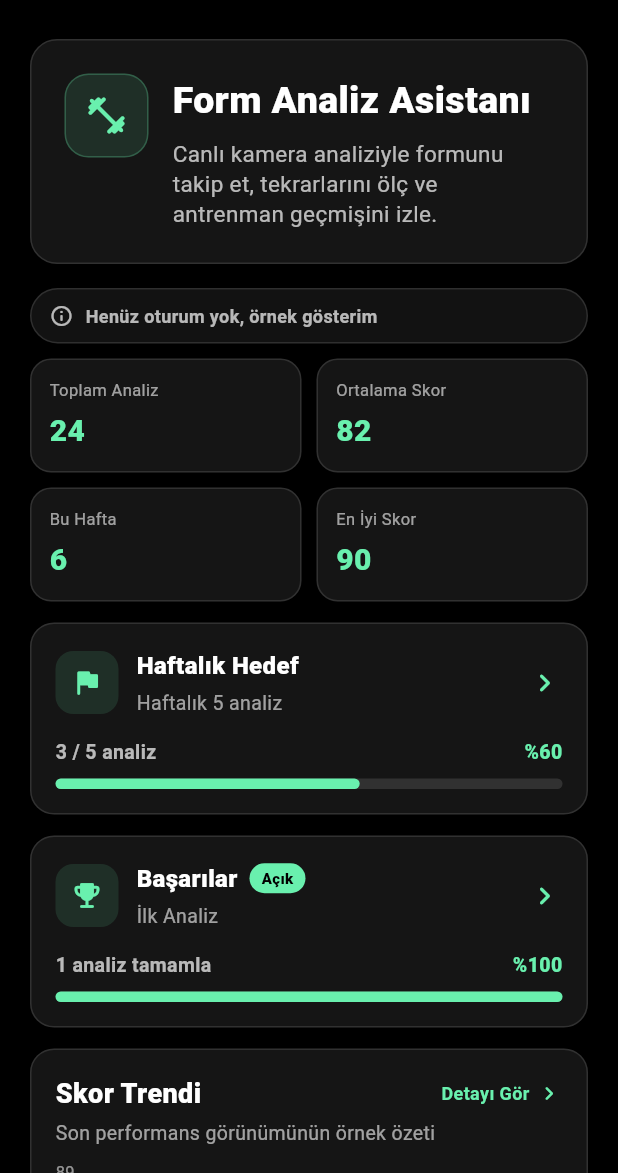
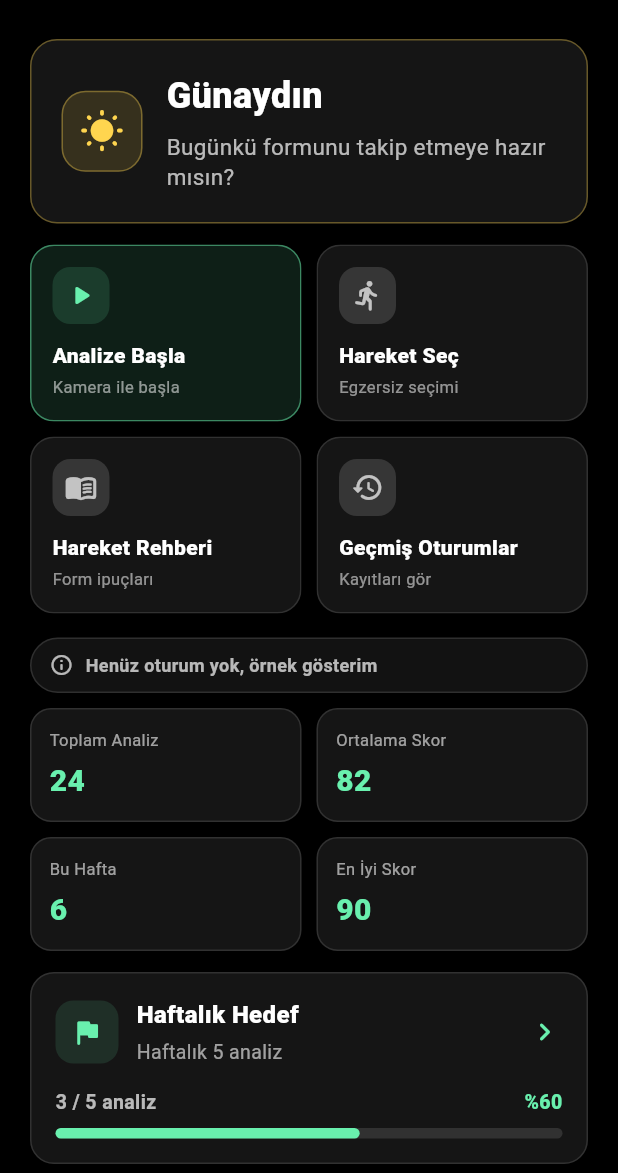
Before and after one commit to bkrbzdgn40/pea, a Flutter app: the screen it shows after launch, after a tap on "Tekrar Dene", on a phone screen of 412 x 824 dp, the part 63-1236 px from its top. Run offline on Flutter 3.47's test engine with Material 3 defaults, Android fonts, the phone set to English and light mode, and no system bars; drawn by our look-alikes of fl_chart; our stand-ins replace camera, cloud_firestore, firebase_auth, firebase_core, flutter_riverpod, permission_handler and 1 more; missing offline and left inert: google_mlkit_pose_detection; accounts and stored records are empty; network calls fail.

Commit message:
feat: replace _HomeHeroCard with _HomeGreetingCard and implement action grid for navigation

```diff
--- a/lib/features/workout_analysis/presentation/screens/home_screen.dart
+++ b/lib/features/workout_analysis/presentation/screens/home_screen.dart
@@ -65,7 +65,38 @@ class HomeScreen extends ConsumerWidget {
           child: Column(
             crossAxisAlignment: CrossAxisAlignment.stretch,
             children: [
-              const _HomeHeroCard(),
+              const _HomeGreetingCard(),
+              const SizedBox(height: 14),
+              _HomeActionGrid(
+                onStartAnalysis: () {
+                  Navigator.push(
+                    context,
+                    MaterialPageRoute(
+                      builder: (_) => const CameraPermissionScreen(),
+                    ),
+                  );
+                },
+                onSelectExercise: () {
+                  Navigator.push(
+                    context,
+                    MaterialPageRoute(
+                      builder: (_) => ExerciseSelectionScreen(),
+                    ),
+                  );
+                },
+                onOpenGuide: () {
+                  Navigator.push(
+                    context,
+                    MaterialPageRoute(builder: (_) => GuideScreen()),
+                  );
+                },
+                onOpenHistory: () {
+                  Navigator.push(
+                    context,
+                    MaterialPageRoute(builder: (_) => SessionHistoryScreen()),
+                  );
+                },
+              ),
               const SizedBox(height: 16),
               _DashboardSourceBadge(data: dashboardData),
               const SizedBox(height: 10),
@@ -132,55 +163,6 @@ class HomeScreen extends ConsumerWidget {
                   );
                 },
               ),
-              const SizedBox(height: 20),
-              _HomeActionButton(
-                icon: Icons.play_arrow_rounded,
-                label: 'Analize Başla',
-                isPrimary: true,
-                onTap: () {
-                  Navigator.push(
-                    context,
-                    MaterialPageRoute(
-                      builder: (_) => const CameraPermissionScreen(),
-                    ),
-                  );
-                },
-              ),
-              const SizedBox(height: 12),
-              _HomeActionButton(
-                icon: Icons.directions_run_rounded,
-                label: 'Hareket Seç',
-                onTap: () {
-                  Navigator.push(
-                    context,
-                    MaterialPageRoute(
-                      builder: (_) => ExerciseSelectionScreen(),
-                    ),
-                  );
-                },
-              ),
-              const SizedBox(height: 12),
-              _HomeActionButton(
-                icon: Icons.menu_book_rounded,
-                label: 'Hareket Rehberi',
-                onTap: () {
-                  Navigator.push(
-                    context,
-                    MaterialPageRoute(builder: (_) => GuideScreen()),
-                  );
-                },
-              ),
-              const SizedBox(height: 12),
-              _HomeActionButton(
-                icon: Icons.history_rounded,
-                label: 'Geçmiş Oturumlar',
-                onTap: () {
-                  Navigator.push(
-                    context,
-                    MaterialPageRoute(builder: (_) => SessionHistoryScreen()),
-                  );
-                },
-              ),
             ],
           ),
         ),
@@ -189,34 +171,38 @@ class HomeScreen extends ConsumerWidget {
   }
 }
 
-class _HomeHeroCard extends StatelessWidget {
-  const _HomeHeroCard();
+class _HomeGreetingCard extends StatelessWidget {
+  const _HomeGreetingCard();
 
   @override
   Widget build(BuildContext context) {
+    final greeting = _HomeGreetingData.current();
+
     return Container(
-      padding: const EdgeInsets.all(22),
+      padding: const EdgeInsets.all(20),
       decoration: BoxDecoration(
         color: const Color(0xFF151515),
         borderRadius: BorderRadius.circular(18),
-        border: Border.all(color: Colors.white12),
+        border: Border.all(
+          color: greeting.accentColor.withValues(alpha: 0.35),
+        ),
       ),
       child: Row(
-        crossAxisAlignment: CrossAxisAlignment.start,
+        crossAxisAlignment: CrossAxisAlignment.center,
         children: [
           Container(
-            width: 56,
-            height: 56,
+            width: 54,
+            height: 54,
             decoration: BoxDecoration(
-              color: Colors.greenAccent.withValues(alpha: 0.12),
+              color: greeting.accentColor.withValues(alpha: 0.14),
               borderRadius: BorderRadius.circular(16),
               border: Border.all(
-                color: Colors.greenAccent.withValues(alpha: 0.25),
+                color: greeting.accentColor.withValues(alpha: 0.35),
               ),
             ),
-            child: const Icon(
-              Icons.fitness_center_rounded,
-              color: Colors.greenAccent,
+            child: Icon(
+              greeting.icon,
+              color: greeting.accentColor,
               size: 30,
             ),
           ),
@@ -226,28 +212,206 @@ class _HomeHeroCard extends StatelessWidget {
           Expanded(
             child: Column(
               crossAxisAlignment: CrossAxisAlignment.start,
-              children: const [
+              children: [
                 Text(
-                  'Form Analiz Asistanı',
-                  style: TextStyle(
+                  greeting.title,
+                  style: const TextStyle(
                     color: Colors.white,
-                    fontSize: 25,
+                    fontSize: 24,
                     fontWeight: FontWeight.w900,
                   ),
                 ),
-                SizedBox(height: 8),
-                Text(
-                  'Canlı kamera analiziyle formunu takip et, tekrarlarını ölç ve antrenman geçmişini izle.',
+                const SizedBox(height: 7),
+                const Text(
+                  'Bugünkü formunu takip etmeye hazır mısın?',
                   style: TextStyle(
                     color: Colors.white70,
                     fontSize: 15,
-                    height: 1.35,
+                    height: 1.3,
                   ),
                 ),
               ],
             ),
           ),
         ],
+      ),
+    );
+  }
+}
+
+class _HomeGreetingData {
+  const _HomeGreetingData({
+    required this.title,
+    required this.icon,
+    required this.accentColor,
+  });
+
+  final String title;
+  final IconData icon;
+  final Color accentColor;
+
+  static _HomeGreetingData current() {
+    final hour = DateTime.now().hour;
+
+    if (hour >= 5 && hour < 12) {
+      return const _HomeGreetingData(
+        title: 'Günaydın',
+        icon: Icons.wb_sunny_rounded,
+        accentColor: Color(0xFFFFD54F),
+      );
+    }
+
+    if (hour >= 12 && hour < 17) {
+      return const _HomeGreetingData(
+        title: 'İyi öğlenler',
+        icon: Icons.sunny,
+        accentColor: Color(0xFFFFA726),
+      );
+    }
+
+    if (hour >= 17 && hour < 22) {
+      return const _HomeGreetingData(
+        title: 'İyi akşamlar',
+        icon: Icons.wb_twilight_rounded,
+        accentColor: Color(0xFFAB47BC),
+      );
+    }
+
+    return const _HomeGreetingData(
+      title: 'İyi geceler',
+      icon: Icons.nightlight_round,
+      accentColor: Color(0xFF5C6BC0),
+    );
+  }
+}
+
+class _HomeActionGrid extends StatelessWidget {
+  const _HomeActionGrid({
+    required this.onStartAnalysis,
+    required this.onSelectExercise,
+    required this.onOpenGuide,
+    required this.onOpenHistory,
+  });
+
+  final VoidCallback onStartAnalysis;
+  final VoidCallback onSelectExercise;
+  final VoidCallback onOpenGuide;
+  final VoidCallback onOpenHistory;
+
+  @override
+  Widget build(BuildContext context) {
+    return LayoutBuilder(
+      builder: (context, constraints) {
+        const spacing = 10.0;
+        final cardWidth = (constraints.maxWidth - spacing) / 2;
+
+        return Wrap(
+          spacing: spacing,
+          runSpacing: spacing,
+          children: [
+            _HomeActionCard(
+              icon: Icons.play_arrow_rounded,
+              title: 'Analize Başla',
+              subtitle: 'Kamera ile başla',
+              isPrimary: true,
+              onTap: onStartAnalysis,
+            ),
+            _HomeActionCard(
+              icon: Icons.directions_run_rounded,
+              title: 'Hareket Seç',
+              subtitle: 'Egzersiz seçimi',
+              onTap: onSelectExercise,
+            ),
+            _HomeActionCard(
+              icon: Icons.menu_book_rounded,
+              title: 'Hareket Rehberi',
+              subtitle: 'Form ipuçları',
+              onTap: onOpenGuide,
+            ),
+            _HomeActionCard(
+              icon: Icons.history_rounded,
+              title: 'Geçmiş Oturumlar',
+              subtitle: 'Kayıtları gör',
+              onTap: onOpenHistory,
+            ),
+          ].map((card) => SizedBox(width: cardWidth, child: card)).toList(),
+        );
+      },
+    );
+  }
+}
+
+class _HomeActionCard extends StatelessWidget {
+  const _HomeActionCard({
+    required this.icon,
+    required this.title,
+    required this.subtitle,
+    required this.onTap,
+    this.isPrimary = false,
+  });
+
+  final IconData icon;
+  final String title;
+  final String subtitle;
+  final VoidCallback onTap;
+  final bool isPrimary;
+
+  @override
+  Widget build(BuildContext context) {
+    final accentColor = isPrimary ? Colors.greenAccent : Colors.white70;
+    final backgroundColor = isPrimary
+        ? Colors.greenAccent.withValues(alpha: 0.13)
+        : const Color(0xFF151515);
+    final borderColor = isPrimary
+        ? Colors.greenAccent.withValues(alpha: 0.5)
+        : Colors.white12;
+
+    return Material(
+      color: Colors.transparent,
+      child: InkWell(
+        onTap: onTap,
+        borderRadius: BorderRadius.circular(16),
+        child: Ink(
+          height: 118,
+          padding: const EdgeInsets.all(14),
+          decoration: BoxDecoration(
+            color: backgroundColor,
+            borderRadius: BorderRadius.circular(16),
+            border: Border.all(color: borderColor),
+          ),
+          child: Column(
+            crossAxisAlignment: CrossAxisAlignment.start,
+            children: [
+              Container(
+                width: 38,
+                height: 38,
+                decoration: BoxDecoration(
+                  color: accentColor.withValues(alpha: 0.14),
+                  borderRadius: BorderRadius.circular(12),
+                ),
+                child: Icon(icon, color: accentColor, size: 22),
+              ),
+              const Spacer(),
+              Text(
+                title,
+                maxLines: 2,
+                overflow: TextOverflow.ellipsis,
+                style: const TextStyle(
+                  color: Colors.white,
+                  fontSize: 14,
+                  fontWeight: FontWeight.w800,
+                ),
+              ),
+              const SizedBox(height: 3),
+              Text(
+                subtitle,
+                maxLines: 1,
+                overflow: TextOverflow.ellipsis,
+                style: const TextStyle(color: Colors.white54, fontSize: 11),
+              ),
+            ],
+          ),
+        ),
       ),
     );
   }
@@ -375,45 +539,6 @@ class _DashboardStatCard extends StatelessWidget {
   }
 }
 
-class _HomeActionButton extends StatelessWidget {
-  const _HomeActionButton({
-    required this.icon,
-    required this.label,
-    required this.onTap,
-    this.isPrimary = false,
-  });
-
-  final IconData icon;
-  final String label;
-  final VoidCallback onTap;
-  final bool isPrimary;
-
-  @override
-  Widget build(BuildContext context) {
-    return SizedBox(
-      height: 56,
-      child: ElevatedButton.icon(
-        onPressed: onTap,
-        icon: Icon(icon),
-        label: Text(label),
-        style: ElevatedButton.styleFrom(
-          backgroundColor: isPrimary
-              ? Colors.greenAccent
-              : const Color(0xFF151515),
-          foregroundColor: isPrimary ? Colors.black : Colors.white,
-          side: BorderSide(
-            color: isPrimary ? Colors.greenAccent : Colors.white12,
-          ),
-          shape: RoundedRectangleBorder(
-            borderRadius: BorderRadius.circular(14),
-          ),
-          textStyle: const TextStyle(fontSize: 16, fontWeight: FontWeight.w800),
-        ),
-      ),
-    );
-  }
-}
-
 String _formatGoalValue(double value) {
   if (value == value.roundToDouble()) {
     return value.toInt().toString();
```
